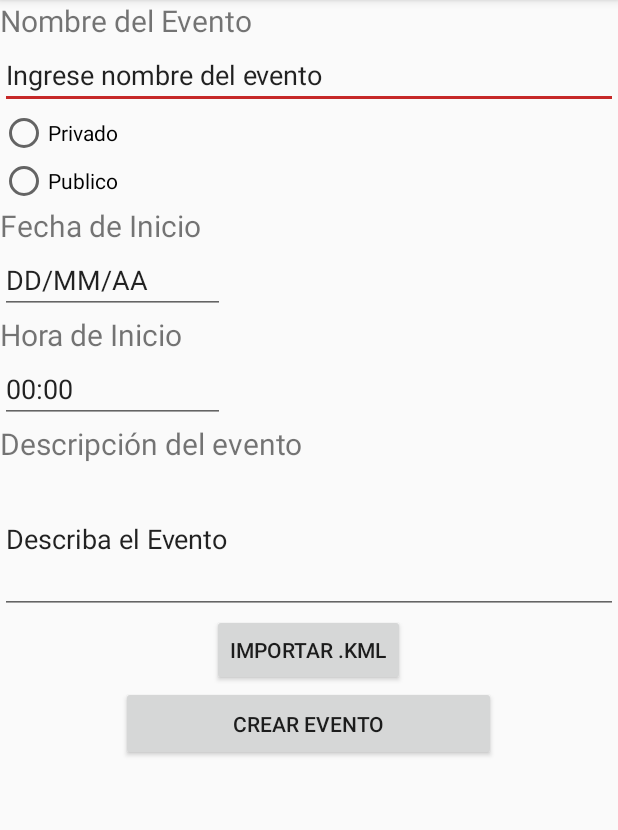
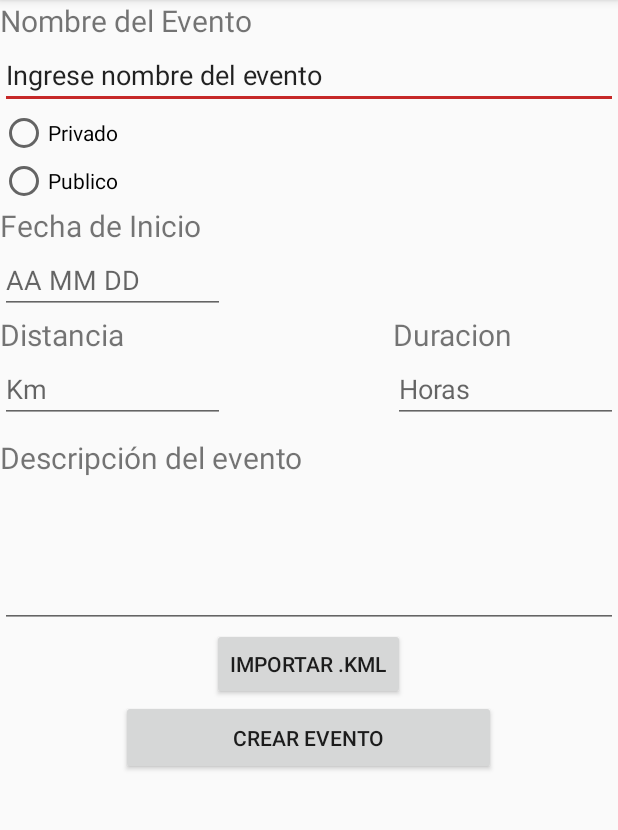
Before and after one commit to Bicit/Bicit, an Android app: the CreateEvent screen opened directly, with no data from a screen before it, on a phone screen of 412 x 824 dp, the part 84-914 px from its top. Run offline under Robolectric (Android 15) with nearby library versions, the phone set to English and light mode, and no system bars.

Commit message:
Cambios en plantilla de crear evento

```diff
--- a/Bicit/app/src/main/java/com/bicit/bicit/CreateEvent.java
+++ b/Bicit/app/src/main/java/com/bicit/bicit/CreateEvent.java
@@ -10,46 +10,43 @@ import android.widget.EditText;
 import android.widget.RadioButton;
 import android.widget.RadioGroup;
 
+import java.text.SimpleDateFormat;
 import java.util.ArrayList;
+import java.util.Calendar;
 
 public class CreateEvent extends AppCompatActivity {
     //Contiene los diferentes atributos que tiene la plantilla para crear el evento
-    public Evento plantillaEvento;
-    public RadioButton rbPrivate;
-    public RadioButton rbPublic;
-    public EditText eventName;
-    public Button importKml;
-    public Button createEvent;
-    public RadioGroup group;
-    public EditText startDate;
-    public EditText startTime;
-    public EditText description;
-    public String name;
-    public String sDate;
-    public String sTime;
-    public String descript;
-    public DbController dbController;
-    public boolean isPrivate = false;
+    private RadioButton rbPrivate;
+    private RadioButton rbPublic;
+    private EditText eventName;
+    private Button importKml;
+    private Button createEvent;
+    private RadioGroup group;
+    private EditText startDate;
+    private EditText description;
+    private EditText distacia;
+    private EditText duracion;
+    private DbController dbController;
+    private boolean isPrivate = false;
 
     @Override
     protected void onCreate(Bundle savedInstanceState) {
+
         super.onCreate(savedInstanceState);
         setContentView(R.layout.activity_create_event);
+
         this.dbController = new DbController();
-        this.plantillaEvento = new Evento();
         this.description = (EditText)findViewById(R.id.description);
         this.startDate = (EditText)findViewById(R.id.startDate);
-        this.startTime = (EditText)findViewById(R.id.startTime);
         this.rbPrivate = (RadioButton)findViewById(R.id.rbPrivate);
         this.rbPublic = (RadioButton)findViewById(R.id.rbPublic);
         this.eventName = (EditText)findViewById(R.id.eventName);
         this.importKml = (Button)findViewById(R.id.btnMap);
         this.createEvent = (Button)findViewById(R.id.btnCreate);
         this.group = (RadioGroup)findViewById(R.id.group);
-        this.name = eventName.getText().toString();
-        this.sTime = startTime.getText().toString();
-        this.sDate = startDate.getText().toString();
-        this.descript = description.getText().toString();
+        this.distacia = (EditText)findViewById(R.id.txtDistancia);
+        this.duracion = (EditText) findViewById(R.id.txtDuracion);
+
         //Metodo donde se evalua que RadioButton esta seleccionado
         group.setOnCheckedChangeListener(new RadioGroup.OnCheckedChangeListener() {
             @Override
@@ -67,22 +64,26 @@ public class CreateEvent extends AppCompatActivity {
 
     public void createEvent(View v ){
 
-        plantillaEvento.nombreEvento = name;
-        plantillaEvento.horaInicio = sTime;
-        plantillaEvento.fechaInicio = sDate;
-        plantillaEvento.descripcion = descript;
-        if(isPrivate){
-           plantillaEvento.eventoPrivado = true;
-            plantillaEvento.eventoPublico = false;
-        }else{
-            plantillaEvento.eventoPublico = true;
-            plantillaEvento.eventoPrivado = false;
-        }
-        dbController.db.add(plantillaEvento);
+        //Se reciben los datos de los campos
+        String name=this.eventName.getText().toString();
+        String fechaInicio=this.startDate.getText().toString();
+        String fechaPublicacion=fechaHoraActual();
+        String descripcion=this.description.getText().toString();
+        String privacidad;
+        //Se evalua el check de privacidad
+        if(this.isPrivate) privacidad = "Privado";
+        else privacidad = "Publico";
+        int duracion=Integer.parseInt(this.duracion.getText().toString());
+        int distancia=Integer.parseInt(this.distacia.getText().toString());
+
+        Evento evento = new Evento(name,fechaInicio,fechaPublicacion,descripcion,privacidad,duracion,distancia);
+        dbController.db.add(evento);
         Intent intent = new Intent(CreateEvent.this,EventosActivity.class);
         startActivity(intent);
         finish();
+    }
 
-
+    public String fechaHoraActual(){
+        return new SimpleDateFormat( "yyyy_MM_dd", java.util.Locale.getDefault()).format(Calendar.getInstance() .getTime());
     }
 }
--- a/Bicit/app/src/main/java/com/bicit/bicit/EventosActivity.java
+++ b/Bicit/app/src/main/java/com/bicit/bicit/EventosActivity.java
@@ -227,4 +227,9 @@ public class EventosActivity extends AppCompatActivity implements NavigationView
         drawer.closeDrawer(GravityCompat.START);
         return true;
     }
+
+    public void agregarEvento(View v){
+        Intent nuevoEvento = new Intent(EventosActivity.this,CreateEvent.class);
+        EventosActivity.this.startActivity(nuevoEvento);
+    }
 }
--- a/Bicit/app/src/main/java/com/bicit/bicit/LoginActivity.java
+++ b/Bicit/app/src/main/java/com/bicit/bicit/LoginActivity.java
@@ -60,7 +60,7 @@ public class LoginActivity extends AppCompatActivity {
 
     public void onClick(View v ){
 
-        Intent intent = new Intent(LoginActivity.this,CreateEvent.class);
+        Intent intent = new Intent(LoginActivity.this,Maproute.class);
         startActivity(intent);
         finish();
 
--- a/Bicit/app/src/main/java/com/bicit/bicit/bicitSplash.java
+++ b/Bicit/app/src/main/java/com/bicit/bicit/bicitSplash.java
@@ -28,7 +28,7 @@ public class bicitSplash extends Activity {
             @Override
             public void run() {
                 /* Create an Intent that will start the Menu-Activity. */
-                Intent mainIntent = new Intent(bicitSplash.this,EventosActivity.class);
+                Intent mainIntent = new Intent(bicitSplash.this,LoginActivity.class);
                 bicitSplash.this.startActivity(mainIntent);
                 finish();
             }
--- a/Bicit/app/src/main/res/layout/activity_create_event.xml
+++ b/Bicit/app/src/main/res/layout/activity_create_event.xml
@@ -5,6 +5,17 @@
     android:layout_height="match_parent"
     android:orientation="vertical"
     android:weightSum="1">
+
+    <ScrollView
+        android:layout_width="match_parent"
+        android:layout_height="wrap_content"
+        android:id="@+id/scrollView"
+        android:layout_weight="6.10">
+
+        <LinearLayout
+            android:orientation="vertical"
+            android:layout_width="match_parent"
+            android:layout_height="match_parent">
 
             <TextView
                 android:id="@+id/txtVName"
@@ -15,12 +26,14 @@
                 android:textSize="20dp"
 
                 />
+
             <EditText
                 android:layout_width="match_parent"
                 android:layout_height="wrap_content"
                 android:id="@+id/eventName"
                 android:text="@string/eEvent"
                 />
+
             <RadioGroup
                 android:id="@+id/group"
                 android:layout_width="wrap_content"
@@ -37,30 +50,61 @@
                     android:id="@+id/rbPublic"
                     android:text="Publico"/>
             </RadioGroup>
+
             <TextView
                 android:layout_width="wrap_content"
                 android:layout_height="wrap_content"
                 android:id="@+id/txStart"
                 android:textSize="20dp"
                 android:text="Fecha de Inicio"/>
+
             <EditText
                 android:id="@+id/startDate"
                 android:layout_width="150dp"
                 android:layout_height="wrap_content"
                 android:inputType="date"
-        android:text="DD/MM/AA"/>
+                android:hint="AA MM DD" />
+
+            <GridLayout
+                android:layout_width="match_parent"
+                android:layout_height="82dp">
+
                 <TextView
                     android:layout_width="wrap_content"
                     android:layout_height="wrap_content"
                     android:id="@+id/txEnd"
                     android:textSize="20dp"
-        android:text="Hora de Inicio"/>
+                    android:text="Distancia"
+                    android:layout_row="0"
+                    android:layout_column="0" />
+
                 <EditText
-        android:id="@+id/startTime"
+                    android:id="@+id/txtDistancia"
                     android:layout_width="150dp"
                     android:layout_height="wrap_content"
                     android:inputType="time"
-        android:text="00:00"/>
+                    android:hint="Km"
+                    android:layout_row="1"
+                    android:layout_column="0" />
+
+                <TextView
+                    android:layout_width="wrap_content"
+                    android:layout_height="wrap_content"
+                    android:id="@+id/textView2"
+                    android:textSize="20dp"
+                    android:text="Duracion"
+                    android:layout_row="0"
+                    android:layout_column="2" />
+
+                <EditText
+                    android:id="@+id/txtDuracion"
+                    android:layout_width="150dp"
+                    android:layout_height="wrap_content"
+                    android:inputType="time"
+                    android:hint="Horas"
+                    android:layout_row="1"
+                    android:layout_column="2" />
+            </GridLayout>
 
             <TextView
                 android:id="@+id/Descrip"
@@ -68,18 +112,19 @@
                 android:layout_height="wrap_content"
                 android:textSize="20dp"
                 android:text="Descripción del evento"/>
+
             <EditText
                 android:id="@+id/description"
                 android:layout_width="match_parent"
-        android:layout_height="100dp"
-        android:text="Describa el Evento"
-        />
+                android:layout_height="100dp" />
+
             <Button
                 android:id="@+id/btnMap"
                 android:text="@string/btMap"
                 android:layout_width="wrap_content"
                 android:layout_height="wrap_content"
                 android:layout_gravity="center"/>
+
             <Button
                 android:id="@+id/btnCreate"
                 android:text="Crear Evento"
@@ -87,5 +132,7 @@
                 android:layout_height="50dp"
                 android:layout_gravity="center"
                 android:onClick="createEvent"/>
+        </LinearLayout>
+    </ScrollView>
 
 </LinearLayout>
--- a/Bicit/app/src/main/res/layout/activity_eventos.xml
+++ b/Bicit/app/src/main/res/layout/activity_eventos.xml
@@ -14,7 +14,8 @@
         android:layout_height="wrap_content"
         android:layout_gravity="end|bottom"
         android:layout_margin="@dimen/fab_margin"
-        android:src="@android:drawable/ic_input_add" />
+        android:src="@android:drawable/ic_input_add"
+        android:nestedScrollingEnabled="false" />
 
     <android.support.v4.widget.DrawerLayout
         xmlns:android="http://schemas.android.com/apk/res/android"
```
Also changed, not shown: Bicit/app/src/main/java/com/bicit/bicit/Evento.java (+44 -6 lines). Lines whose indentation alone changed are shown as unchanged.
